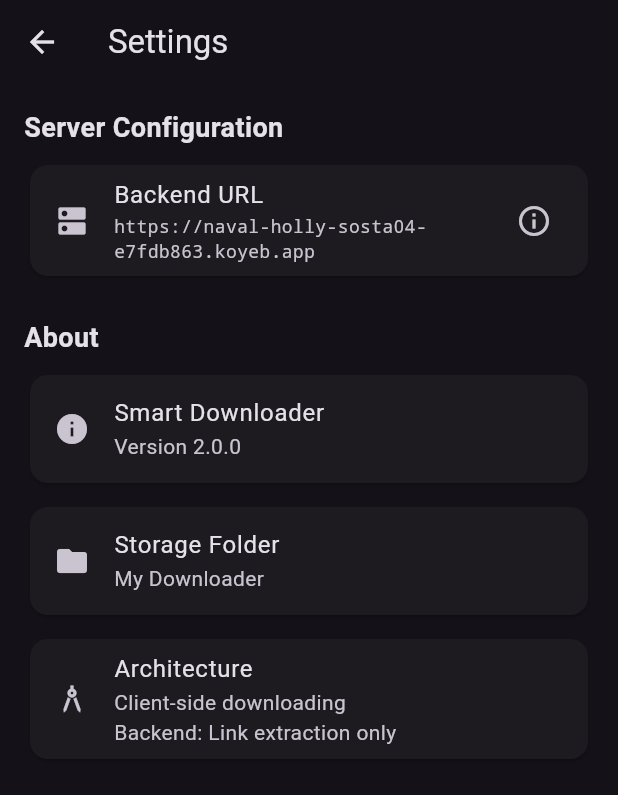
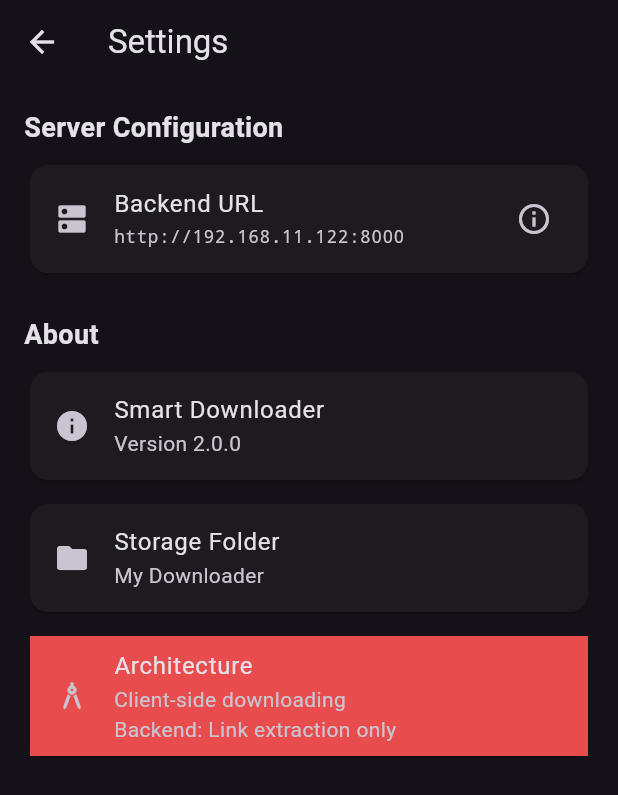
Before and after one commit to mostaphaelarfaoui/downloader_video, a Flutter app: the SettingsScreen screen opened directly, on a phone screen of 412 x 824 dp. Shown: the top 795 px of the screen. Run offline on Flutter 3.47's test engine with Material 3 defaults, Android fonts, the light colour scheme and no system bars; our stand-ins replace chewie, dio, flutter_local_notifications, permission_handler, video_player, webview_flutter.

```diff
--- a/frontend/lib/config/app_config.dart
+++ b/frontend/lib/config/app_config.dart
@@ -11,7 +11,7 @@
   //              "http://localhost:8000"    (iOS simulator / desktop)
   // Production:  "https://your-app.onrender.com"
   static const String backendBaseUrl =
-      "https://naval-holly-sosta04-e7fdb863.koyeb.app";
+      "http://192.168.11.122:8000";
 
   /// Full extract endpoint.
   static String get extractUrl => "$backendBaseUrl/extract";
--- a/frontend/lib/screens/downloader_tab.dart
+++ b/frontend/lib/screens/downloader_tab.dart
@@ -36,7 +36,9 @@
 
     // Connectivity check
     final connected = await ConnectivityService.hasInternet();
-    if (!connected && mounted) {
+    if (!mounted) return;
+
+    if (!connected) {
       TopMessageBar.show(
         context,
         "⚠️ No internet connection!",
--- a/frontend/lib/screens/settings_screen.dart
+++ b/frontend/lib/screens/settings_screen.dart
@@ -24,9 +24,9 @@
             child: ListTile(
               leading: const Icon(Icons.dns),
               title: const Text("Backend URL"),
-              subtitle: Text(
+              subtitle: const Text(
                 AppConfig.backendBaseUrl,
-                style: const TextStyle(fontFamily: 'monospace', fontSize: 12),
+                style: TextStyle(fontFamily: 'monospace', fontSize: 12),
               ),
               trailing: const Icon(Icons.info_outline),
               onTap: () => _showInfoDialog(context),
@@ -40,27 +40,28 @@
             style: TextStyle(fontSize: 18, fontWeight: FontWeight.bold),
           ),
           const SizedBox(height: 8),
-          Card(
+          const Card(
             child: ListTile(
-              leading: const Icon(Icons.info),
-              title: const Text(AppConfig.appName),
-              subtitle: const Text("Version 2.0.0"),
+              leading: Icon(Icons.info),
+              title: Text(AppConfig.appName),
+              subtitle: Text("Version 2.0.0"),
+            ),
+          ),
+          const SizedBox(height: 8),
+          const Card(
+            child: ListTile(
+              leading: Icon(Icons.folder),
+              title: Text("Storage Folder"),
+              subtitle: Text(AppConfig.appFolderName),
             ),
           ),
           const SizedBox(height: 8),
           Card(
             child: ListTile(
-              leading: const Icon(Icons.folder),
-              title: const Text("Storage Folder"),
-              subtitle: const Text(AppConfig.appFolderName),
-            ),
-          ),
-          const SizedBox(height: 8),
-          const Card(
-            child: ListTile(
-              leading: Icon(Icons.architecture),
-              title: Text("Architecture"),
-              subtitle: Text(
+              tileColor: Colors.redAccent.withValues(alpha: 0.9),
+              leading: const Icon(Icons.architecture),
+              title: const Text("Architecture"),
+              subtitle: const Text(
                 "Client-side downloading\n"
                 "Backend: Link extraction only",
               ),
--- a/frontend/lib/screens/social_browser_tab.dart
+++ b/frontend/lib/screens/social_browser_tab.dart
@@ -50,7 +50,7 @@
     return InkWell(
       onTap: () => _openBrowser(context, url, title),
       child: Card(
-        color: color.withOpacity(0.2),
+        color: color.withValues(alpha: 0.2),
         child: Column(
           mainAxisAlignment: MainAxisAlignment.center,
           children: [
@@ -172,8 +172,7 @@
 
     try {
       final result = await _controller.runJavaScriptReturningResult(script);
-      if (result != null &&
-          result.toString() != 'null' &&
+      if (result.toString() != 'null' &&
           result.toString() != '""') {
         return result.toString().replaceAll('"', '');
       }
--- a/frontend/lib/widgets/draggable_fab.dart
+++ b/frontend/lib/widgets/draggable_fab.dart
@@ -38,7 +38,7 @@
         },
         child: FloatingActionButton(
           mini: true,
-          backgroundColor: Colors.redAccent.withOpacity(0.9),
+          backgroundColor: Colors.redAccent.withValues(alpha: 0.9),
           onPressed: widget.onPressed,
           child: const Icon(Icons.download, size: 20, color: Colors.white),
         ),
```
Also changed, not shown: frontend/lib/services/download_service.dart (+15 -1 lines), 15 other files.
